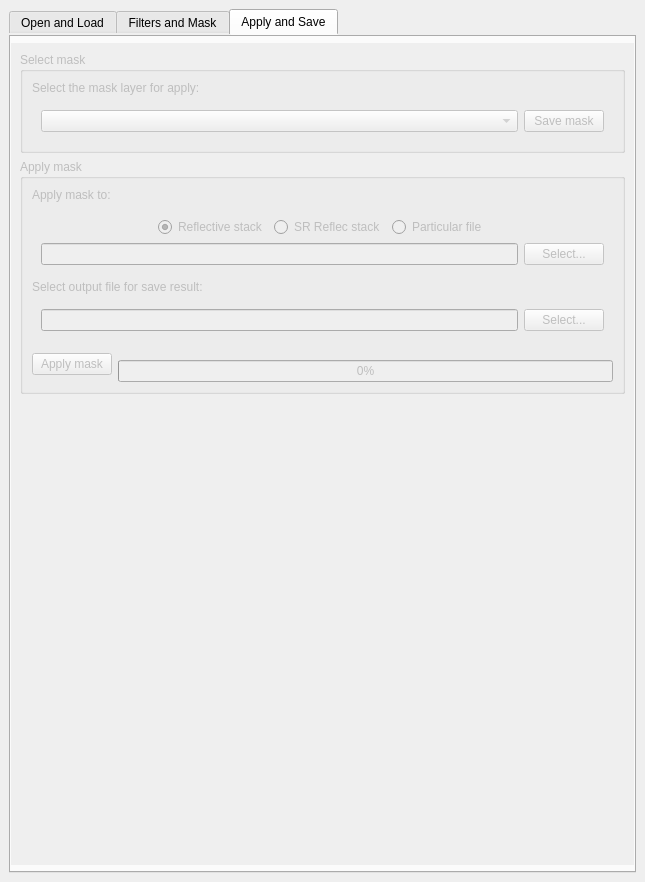
Above: ui/cloud_masking_dockwidget_base.ui from SMByC/CloudMasking before the change. Below: the same form after it.
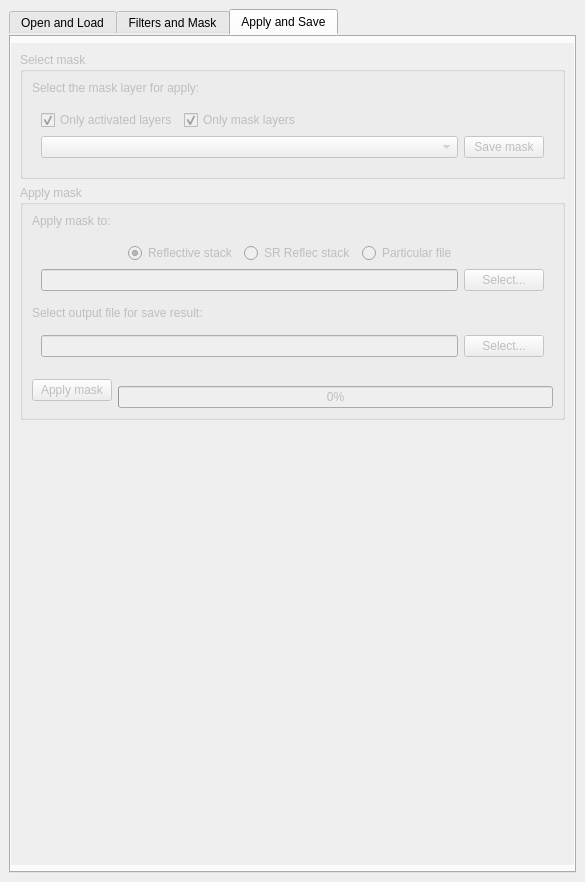
That is the form after the change. Custom widgets are drawn as their Qt base class.

Commit message: Added two buttons for help to select mask

What changed in the file:
```diff
--- a/ui/cloud_masking_dockwidget_base.ui
+++ b/ui/cloud_masking_dockwidget_base.ui
@@ -6,7 +6,7 @@
    <rect>
     <x>0</x>
     <y>0</y>
-    <width>645</width>
+    <width>585</width>
     <height>882</height>
    </rect>
   </property>
@@ -814,7 +814,7 @@
             <rect>
              <x>0</x>
              <y>0</y>
-             <width>631</width>
+             <width>571</width>
              <height>792</height>
             </rect>
            </property>
@@ -844,7 +844,55 @@
                <item>
                 <widget class="QWidget" name="widget_SaveApply_01" native="true">
                  <layout class="QGridLayout" name="gridLayout_4">
-                  <item row="1" column="1">
+                  <item row="1" column="0">
+                   <widget class="QWidget" name="widget_8" native="true">
+                    <layout class="QHBoxLayout" name="horizontalLayout_9">
+                     <property name="margin">
+                      <number>0</number>
+                     </property>
+                     <item>
+                      <widget class="QCheckBox" name="checkBox_ActivatedLayers">
+                       <property name="text">
+                        <string>Only activated layers</string>
+                       </property>
+                       <property name="checked">
+                        <bool>true</bool>
+                       </property>
+                      </widget>
+                     </item>
+                     <item>
+                      <widget class="QCheckBox" name="checkBox_MaskLayers">
+                       <property name="text">
+                        <string>Only mask layers</string>
+                       </property>
+                       <property name="checked">
+                        <bool>true</bool>
+                       </property>
+                      </widget>
+                     </item>
+                     <item>
+                      <spacer name="horizontalSpacer_5">
+                       <property name="orientation">
+                        <enum>Qt::Horizontal</enum>
+                       </property>
+                       <property name="sizeHint" stdset="0">
+                        <size>
+                         <width>40</width>
+                         <height>20</height>
+                        </size>
+                       </property>
+                      </spacer>
+                     </item>
+                    </layout>
+                   </widget>
+                  </item>
+                  <item row="4" column="0">
+                   <widget class="QWidget" name="widget_9" native="true">
+                    <layout class="QHBoxLayout" name="horizontalLayout_11">
+                     <property name="margin">
+                      <number>0</number>
+                     </property>
+                     <item>
                    <widget class="QComboBox" name="select_MaskLayer">
                     <property name="sizePolicy">
                      <sizepolicy hsizetype="Expanding" vsizetype="Fixed">
@@ -857,11 +905,14 @@
                     </property>
                    </widget>
                   </item>
-                  <item row="1" column="2">
+                     <item>
                    <widget class="QPushButton" name="button_SaveMask">
                     <property name="text">
                      <string>Save mask</string>
                     </property>
+                      </widget>
+                     </item>
+                    </layout>
                    </widget>
                   </item>
                  </layout>
```
Left out of the diff: 4 changed lines with no effect on the pictures. Lines whose indentation alone changed are shown as unchanged. The commit also changes 1 other file.
